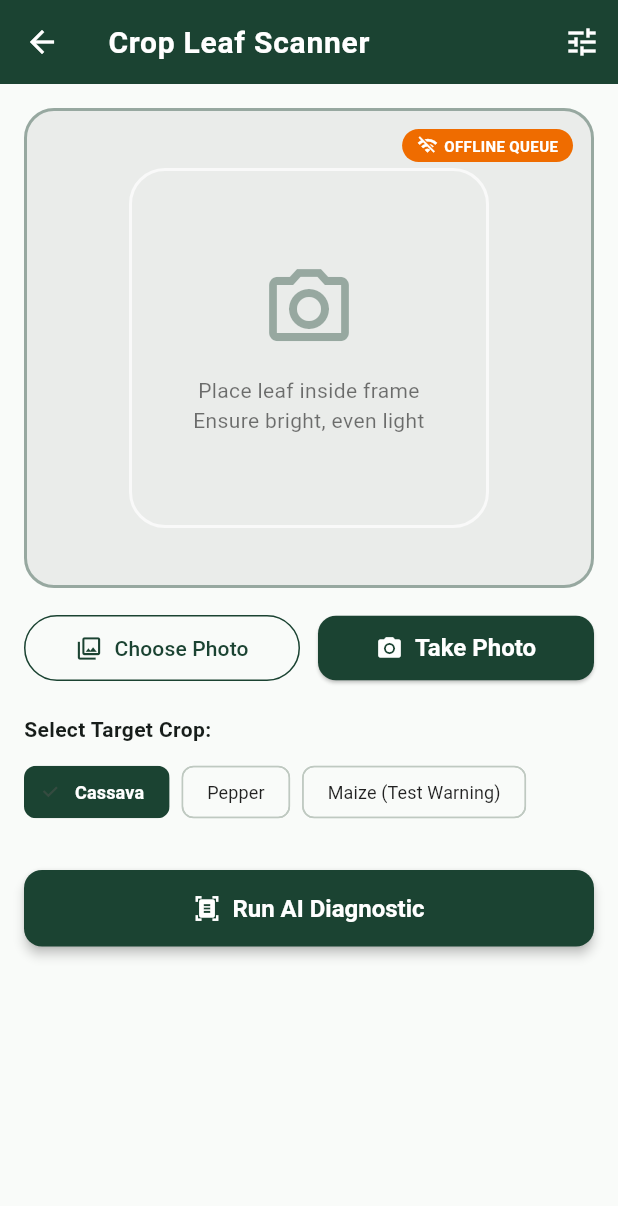
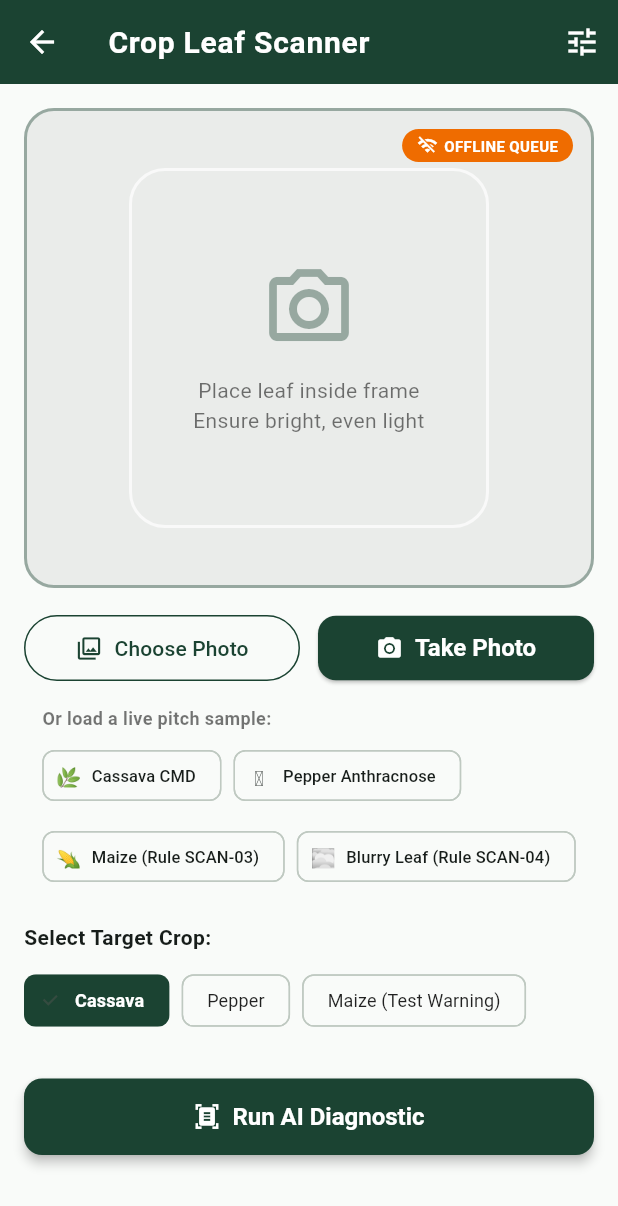
Before and after one commit to AgTechG9/PLANT, a Flutter app: the ScanScreen screen opened directly, on a phone screen of 412 x 824 dp. Shown: the top 1206 px of the screen. Run offline on Flutter 3.47's test engine with Material 3 defaults, Android fonts, the phone set to English and light mode, and no system bars; our stand-ins replace image_picker, shared_preferences; accounts and stored records are empty.

Commit message:
feat(scanner): add 1-click live pitch sample leaves for instant demo

```diff
--- a/apps/mobile/lib/screens/scan_screen.dart
+++ b/apps/mobile/lib/screens/scan_screen.dart
@@ -23,6 +23,7 @@ class _ScanScreenState extends State<ScanScreen> {
   Uint8List? _webImageBytes;
   String _selectedCrop = 'Cassava';
   bool _isAnalyzing = false;
+  String? _sampleImageUrl;
 
   // Hackathon presentation simulation dials
   bool _simulateBlurry = false;
@@ -56,6 +57,17 @@ class _ScanScreenState extends State<ScanScreen> {
     } catch (e) {
       debugPrint('Error picking image: $e');
     }
+  }
+
+  void _loadSample(String crop, double conf, bool blurry, String imageUrl) {
+    setState(() {
+      _selectedCrop = crop;
+      _simulatedConfidence = conf;
+      _simulateBlurry = blurry;
+      _sampleImageUrl = imageUrl;
+      _selectedImage = null;
+      _webImageBytes = null;
+    });
   }
 
   void _runScan() async {
@@ -94,7 +106,7 @@ class _ScanScreenState extends State<ScanScreen> {
   }
 
   Widget _buildImagePreview() {
-    if (_selectedImage == null) {
+    if (_selectedImage == null && _sampleImageUrl == null) {
       return Column(
         mainAxisAlignment: MainAxisAlignment.center,
         children: [
@@ -106,6 +118,19 @@ class _ScanScreenState extends State<ScanScreen> {
             style: TextStyle(color: Colors.black54, fontSize: 14),
           ),
         ],
+      );
+    }
+
+    if (_sampleImageUrl != null && _selectedImage == null) {
+      return ClipRRect(
+        borderRadius: BorderRadius.circular(18),
+        child: Image.network(
+          _sampleImageUrl!,
+          fit: BoxFit.cover,
+          errorBuilder: (_, _, _) => const Center(
+            child: Icon(Icons.eco, size: 64, color: Colors.green),
+          ),
+        ),
       );
     }
 
@@ -275,6 +300,75 @@ class _ScanScreenState extends State<ScanScreen> {
                 ],
               ),
             ),
+            const SizedBox(height: 14),
+
+            Padding(
+              padding: const EdgeInsets.symmetric(horizontal: 16),
+              child: Column(
+                crossAxisAlignment: CrossAxisAlignment.start,
+                children: [
+                  const Text(
+                    'Or load a live pitch sample:',
+                    style: TextStyle(fontSize: 12, fontWeight: FontWeight.w600, color: Colors.black54),
+                  ),
+                  const SizedBox(height: 6),
+                  Wrap(
+                    spacing: 8,
+                    runSpacing: 6,
+                    children: [
+                      ActionChip(
+                        avatar: const Text('🌿', style: TextStyle(fontSize: 14)),
+                        label: const Text('Cassava CMD', style: TextStyle(fontSize: 11)),
+                        onPressed: _isAnalyzing
+                            ? null
+                            : () => _loadSample(
+                                  'Cassava',
+                                  0.92,
+                                  false,
+                                  'https://images.unsplash.com/photo-1599818816942-e1c251d1847e?auto=format&fit=crop&w=600&q=80',
+                                ),
+                      ),
+                      ActionChip(
+                        avatar: const Text('🫑', style: TextStyle(fontSize: 14)),
+                        label: const Text('Pepper Anthracnose', style: TextStyle(fontSize: 11)),
+                        onPressed: _isAnalyzing
+                            ? null
+                            : () => _loadSample(
+                                  'Pepper',
+                                  0.88,
+                                  false,
+                                  'https://images.unsplash.com/photo-1592417817098-8f3d6910985c?auto=format&fit=crop&w=600&q=80',
+                                ),
+                      ),
+                      ActionChip(
+                        avatar: const Text('🌽', style: TextStyle(fontSize: 14)),
+                        label: const Text('Maize (Rule SCAN-03)', style: TextStyle(fontSize: 11)),
+                        onPressed: _isAnalyzing
+                            ? null
+                            : () => _loadSample(
+                                  'Maize',
+                                  0.10,
+                                  false,
+                                  'https://images.unsplash.com/photo-1551754655-cd27e38d2076?auto=format&fit=crop&w=600&q=80',
+                                ),
+                      ),
+                      ActionChip(
+                        avatar: const Text('🌫️', style: TextStyle(fontSize: 14)),
+                        label: const Text('Blurry Leaf (Rule SCAN-04)', style: TextStyle(fontSize: 11)),
+                        onPressed: _isAnalyzing
+                            ? null
+                            : () => _loadSample(
+                                  'Cassava',
+                                  0.34,
+                                  true,
+                                  'https://images.unsplash.com/photo-1597848212624-a19eb35e2651?auto=format&fit=crop&w=600&q=80',
+                                ),
+                      ),
+                    ],
+                  ),
+                ],
+              ),
+            ),
             const SizedBox(height: 20),
 
             Padding(
```
